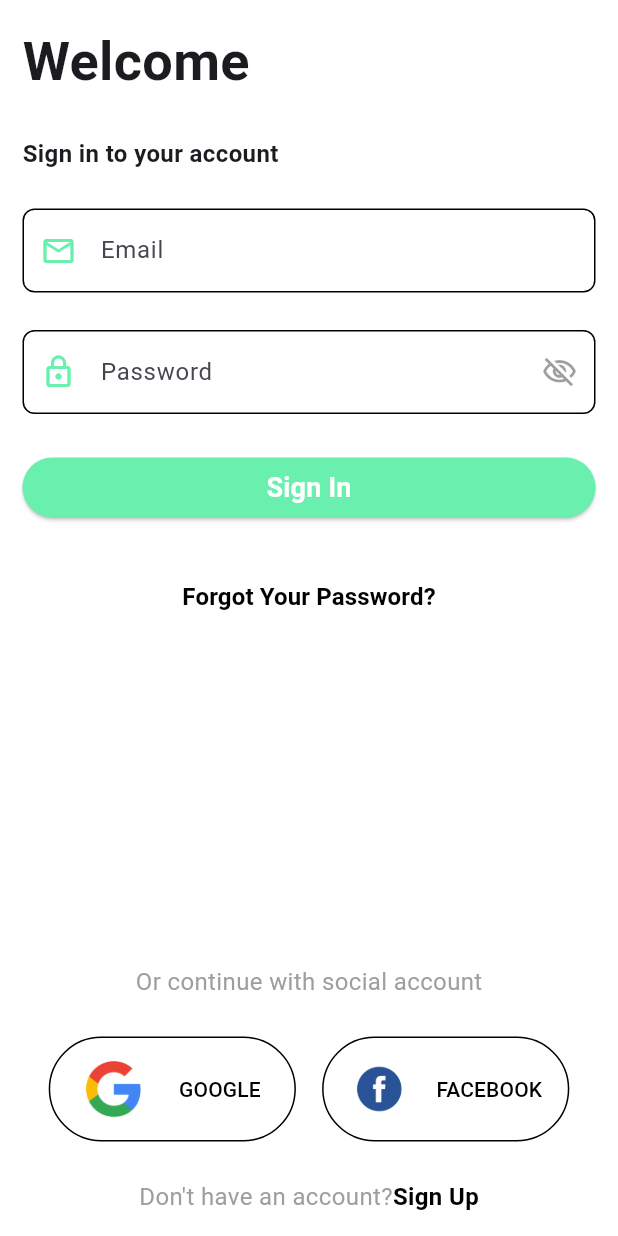
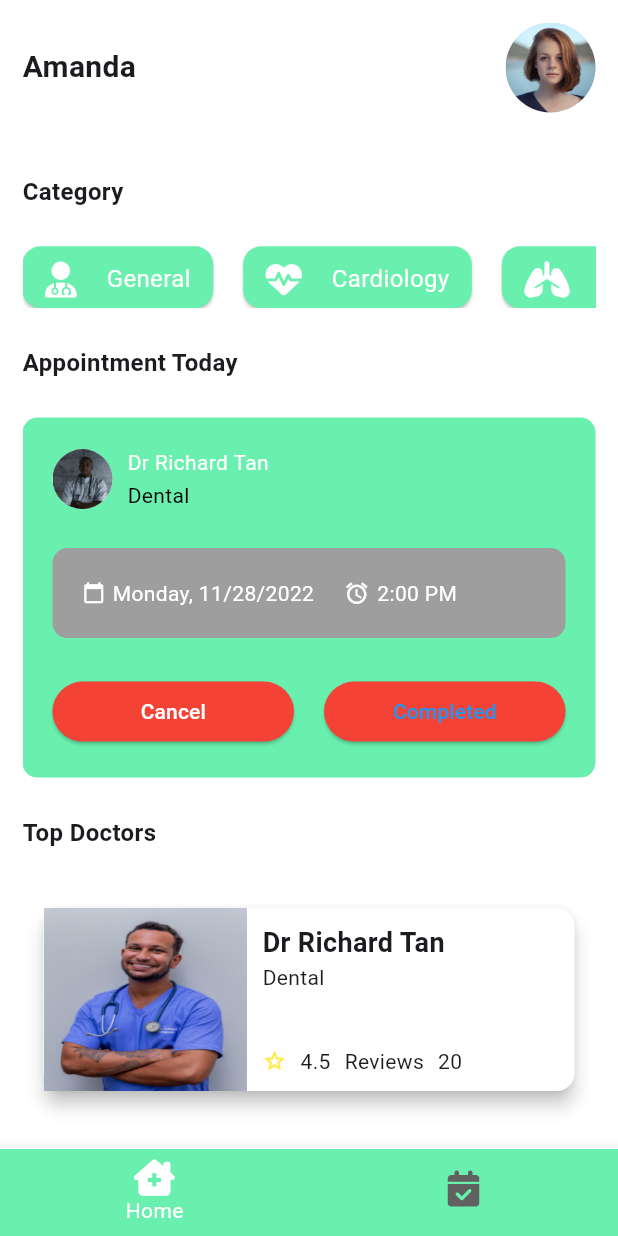
Before and after one commit to Jai-Keshav-Sharma/flutter_doctor_appointment_app, a Flutter app: the screen it shows after launch, after a tap on "Sign In", on a phone screen of 412 x 824 dp. Run offline on Flutter 3.47's test engine with Material 3 defaults, Android fonts, the phone set to English and light mode, and no system bars; our stand-ins replace font_awesome_flutter.

Commit message:
main-layout-and-home-page-DONE

```diff
--- /dev/null
+++ b/doctor_appointment_app/lib/components/appointment_card.dart
@@ -0,0 +1,143 @@
+import 'package:flutter/material.dart';
+
+import '../utils/config.dart';
+
+class AppointmentCard extends StatefulWidget {
+  const AppointmentCard({Key? key}) : super(key: key);
+
+  @override
+  State<AppointmentCard> createState() => _AppointmentCardState();
+}
+
+class _AppointmentCardState extends State<AppointmentCard> {
+  @override
+  Widget build(BuildContext context) {
+    return Container(
+      width: double.infinity,
+      decoration: BoxDecoration(
+        color: Config.primaryColor,
+        borderRadius: BorderRadius.circular(10),
+      ),
+      child: Material(
+        color: Colors.transparent,
+        child: Padding(
+          padding: const EdgeInsets.all(20),
+          child: Column(
+            children: <Widget>[
+              const Row(
+                children: [
+                  CircleAvatar(
+                    backgroundImage: AssetImage('assets/doctor_1.jpg'),
+                  ),
+                  SizedBox(
+                    width: 10,
+                  ),
+                  Column(
+                    mainAxisAlignment: MainAxisAlignment.center,
+                    crossAxisAlignment: CrossAxisAlignment.start,
+                    children: <Widget>[
+                      Text(
+                        'Dr Richard Tan',
+                        style: TextStyle(color: Colors.white),
+                      ),
+                      SizedBox(
+                        height: 2,
+                      ),
+                      Text(
+                        'Dental',
+                        style: TextStyle(color: Colors.black),
+                      )
+                    ],
+                  ),
+                ],
+              ),
+              Config.spaceSmall,
+              const ScheduleCard(),
+              Config.spaceSmall,
+              Row(
+                mainAxisAlignment: MainAxisAlignment.spaceBetween,
+                children: [
+                  Expanded(
+                    child: ElevatedButton(
+                        style: ElevatedButton.styleFrom(
+                          backgroundColor: Colors.red,
+                        ),
+                        child: const Text(
+                          'Cancel',
+                          style: TextStyle(color: Colors.white),
+                        ),
+                        onPressed: () {}),
+                  ),
+                  const SizedBox(
+                    width: 20,
+                  ),
+                  Expanded(
+                    child: ElevatedButton(
+                        style: ElevatedButton.styleFrom(
+                          backgroundColor: Colors.red,
+                        ),
+                        child: const Text(
+                          'Completed',
+                          style: TextStyle(color: Colors.blue),
+                        ),
+                        onPressed: () {}),
+                  ),
+                ],
+              )
+            ],
+          ),
+        ),
+      ),
+    );
+  }
+}
+
+class ScheduleCard extends StatelessWidget {
+  const ScheduleCard({Key? key}) : super(key: key);
+
+  @override
+  Widget build(BuildContext context) {
+    return Container(
+      decoration: BoxDecoration(
+        color: Colors.grey,
+        borderRadius: BorderRadius.circular(10),
+      ),
+      width: double.infinity,
+      padding: const EdgeInsets.all(20),
+      child: const Row(
+        crossAxisAlignment: CrossAxisAlignment.center,
+        children: <Widget>[
+          Icon(
+            Icons.calendar_today,
+            color: Colors.white,
+            size: 15,
+          ),
+          SizedBox(
+            width: 5,
+          ),
+          Text(
+            'Monday, 11/28/2022',
+            style: TextStyle(color: Colors.white),
+          ),
+          SizedBox(
+            width: 20,
+          ),
+          Icon(
+            Icons.access_alarm,
+            color: Colors.white,
+            size: 17,
+          ),
+          SizedBox(
+            width: 5,
+          ),
+          Flexible(
+            child: Text(
+              '2:00 PM',
+              style: TextStyle(color: Colors.white),
+            ),
+          )
+        ],
+      ),
+    );
+  }
+}
--- /dev/null
+++ b/doctor_appointment_app/lib/components/doctor_card.dart
@@ -0,0 +1,88 @@
+import 'package:flutter/material.dart';
+import 'package:hossapp/utils/config.dart';
+
+class DoctorCard extends StatefulWidget {
+  const DoctorCard({Key? key}) : super(key: key);
+
+  @override
+  State<DoctorCard> createState() => _DoctorCardState();
+}
+
+class _DoctorCardState extends State<DoctorCard> {
+  @override
+  Widget build(BuildContext context) {
+    Config().init(context);
+    return Container(
+      padding: const EdgeInsets.symmetric(horizontal: 10, vertical: 10),
+      height: 150,
+      child: GestureDetector(
+        child: Card(
+          elevation: 5,
+          color: Colors.white,
+          child: Row(
+            children: [
+              SizedBox(
+                width: Config.widthSize * 0.33,
+                child: Image.asset(
+                  'assets/doctor_2.jpg',
+                  fit: BoxFit.fill,
+                ),
+              ),
+              const Flexible(
+                child: Padding(
+                  padding: EdgeInsets.symmetric(horizontal: 10, vertical: 10),
+                  child: Column(
+                    crossAxisAlignment: CrossAxisAlignment.start,
+                    children: <Widget>[
+                      Text(
+                        'Dr Richard Tan',
+                        style: TextStyle(
+                          fontSize: 18,
+                          fontWeight: FontWeight.bold,
+                        ),
+                      ),
+                      Text(
+                        'Dental',
+                        style: TextStyle(
+                          fontSize: 14,
+                          fontWeight: FontWeight.normal,
+                        ),
+                      ),
+                      Spacer(),
+                      Row(
+                        mainAxisAlignment: MainAxisAlignment.start,
+                        children: <Widget>[
+                          Icon(
+                            Icons.star_border,
+                            color: Colors.yellow,
+                            size: 16,
+                          ),
+                          Spacer(
+                            flex: 1,
+                          ),
+                          Text('4.5'),
+                          Spacer(
+                            flex: 1,
+                          ),
+                          Text('Reviews'),
+                          Spacer(
+                            flex: 1,
+                          ),
+                          Text('20'),
+                          Spacer(
+                            flex: 7,
+                          ),
+                        ],
+                      )
+                    ],
+                  ),
+                ),
+              )
+            ],
+          ),
+        ),
+        onTap: () {},
+      ),
+    );
+  }
+}
--- a/doctor_appointment_app/lib/components/login_form.dart
+++ b/doctor_appointment_app/lib/components/login_form.dart
@@ -69,7 +69,9 @@
           Button(
             width: double.infinity,
             title: 'Sign In',
-            onPressed: () {},
+            onPressed: () {
+              Navigator.of(context).pushNamed('main');
+            },
             disable: false,
           )
         ],
--- a/doctor_appointment_app/lib/components/social_button.dart
+++ b/doctor_appointment_app/lib/components/social_button.dart
@@ -1,7 +1,5 @@
 import 'package:hossapp/utils/config.dart';
 import 'package:flutter/material.dart';
-
-// import '../utils/config.dart';
 
 class SocialButton extends StatelessWidget {
   const SocialButton({Key? key, required this.social}) : super(key: key);
@@ -24,8 +22,8 @@
           children: <Widget>[
             Image.asset(
               'assets/$social.png',
-              width: 40,
-              height: 40,
+              width: 40, // Adjusted size
+              height: 40, // Adjusted size
             ),
             Text(
               social.toUpperCase(),
--- a/doctor_appointment_app/lib/main_layout.dart
+++ b/doctor_appointment_app/lib/main_layout.dart
@@ -1,4 +1,7 @@
 import 'package:flutter/material.dart';
+import 'package:font_awesome_flutter/font_awesome_flutter.dart';
+import 'package:hossapp/screens/appointment_page.dart';
+import 'package:hossapp/screens/home_page.dart';
 
 class MainLayout extends StatefulWidget {
   const MainLayout({super.key});
@@ -8,8 +11,46 @@
 }
 
 class _MainLayoutState extends State<MainLayout> {
+  int currentPage = 0;
+  final PageController _page = PageController();
   @override
   Widget build(BuildContext context) {
-    return const Scaffold();
+    return Scaffold(
+      body: PageView(
+        controller: _page,
+        onPageChanged: ((value) {
+          setState(() {
+            currentPage = value;
+          });
+        }),
+        children: const <Widget>[
+          HomePage(),
+          AppointmentPage(),
+        ],
+      ),
+      bottomNavigationBar: BottomNavigationBar(
+        currentIndex: currentPage,
+        onTap: (page) {
+          setState(() {
+            currentPage = page;
+            _page.animateToPage(
+              page,
+              duration: const Duration(milliseconds: 500),
+              curve: Curves.easeInOut,
+             );
+          });
+        },
+        items: const <BottomNavigationBarItem>[
+          BottomNavigationBarItem(
+            icon: FaIcon(FontAwesomeIcons.houseChimneyMedical),
+            label: 'Home',
+          ),
+          BottomNavigationBarItem(
+            icon: FaIcon(FontAwesomeIcons.solidCalendarCheck),
+            label: 'Appointments',
+          )
+        ],
+      ),
+    );
   }
 }
--- /dev/null
+++ b/doctor_appointment_app/lib/screens/appointment_page.dart
@@ -0,0 +1,17 @@
+import 'package:flutter/material.dart';
+
+class AppointmentPage extends StatefulWidget {
+  const AppointmentPage({Key? key}) : super(key: key);
+
+  @override
+  State<AppointmentPage> createState() => _AppointmentPageState();
+}
+
+class _AppointmentPageState extends State<AppointmentPage> {
+  @override
+  Widget build(BuildContext context) {
+    return const Center(
+      child: Text('Appointment Page'),
+    );
+  }
+}
--- /dev/null
+++ b/doctor_appointment_app/lib/screens/home_page.dart
@@ -0,0 +1,147 @@
+import 'package:flutter/material.dart';
+import 'package:font_awesome_flutter/font_awesome_flutter.dart';
+import 'package:hossapp/components/appointment_card.dart';
+import 'package:hossapp/components/doctor_card.dart';
+import 'package:hossapp/utils/config.dart';
+
+class HomePage extends StatefulWidget {
+  const HomePage({Key? key}) : super(key: key);
+
+  @override
+  State<HomePage> createState() => _HomePageState();
+}
+
+class _HomePageState extends State<HomePage> {
+  List<Map<String, dynamic>> medCat = [
+    {
+      "icon": FontAwesomeIcons.userDoctor,
+      "category": "General",
+    },
+    {
+      "icon": FontAwesomeIcons.heartPulse,
+      "category": "Cardiology",
+    },
+    {
+      "icon": FontAwesomeIcons.lungs,
+      "category": "Respirations",
+    },
+    {
+      "icon": FontAwesomeIcons.hand,
+      "category": "Dermatology",
+    },
+    {
+      "icon": FontAwesomeIcons.personPregnant,
+      "category": "Gynecology",
+    },
+    {
+      "icon": FontAwesomeIcons.teeth,
+      "category": "Dental",
+    },
+  ];
+  @override
+  Widget build(BuildContext context) {
+    Config().init(context);
+    return Scaffold(
+      body: Padding(
+        padding: const EdgeInsets.symmetric(
+          horizontal: 15,
+          vertical: 15,
+        ),
+        child: SafeArea(
+          child: SingleChildScrollView(
+            child: Column(
+              mainAxisAlignment: MainAxisAlignment.start,
+              crossAxisAlignment: CrossAxisAlignment.start,
+              children: <Widget>[
+                const Row(
+                  mainAxisAlignment: MainAxisAlignment.spaceBetween,
+                  children: <Widget>[
+                    Text(
+                      'Amanda',
+                      style:
+                          TextStyle(fontSize: 20, fontWeight: FontWeight.bold),
+                    ),
+                    SizedBox(
+                      child: CircleAvatar(
+                        radius: 30,
+                        backgroundImage: AssetImage('assets/profile1.jpg'),
+                      ),
+                    )
+                  ],
+                ),
+                Config.spaceMedium,
+                const Text(
+                  'Category',
+                  style: TextStyle(
+                    fontSize: 16,
+                    fontWeight: FontWeight.bold,
+                  ),
+                ),
+                Config.spaceSmall,
+                SizedBox(
+                  height: Config.heightSize * 0.05,
+                  child: ListView(
+                    scrollDirection: Axis.horizontal,
+                    children: List<Widget>.generate(medCat.length, (index) {
+                      return Card(
+                        margin: const EdgeInsets.only(right: 20),
+                        color: Config.primaryColor,
+                        child: Padding(
+                          padding: const EdgeInsets.symmetric(
+                              horizontal: 15, vertical: 10),
+                          child: Row(
+                            mainAxisAlignment: MainAxisAlignment.spaceAround,
+                            children: <Widget>[
+                              FaIcon(
+                                medCat[index]['icon'],
+                                color: Colors.white,
+                              ),
+                              const SizedBox(
+                                width: 20,
+                              ),
+                              Text(
+                                medCat[index]['category'],
+                                style: const TextStyle(
+                                  fontSize: 16,
+                                  color: Colors.white,
+                                ),
+                              )
+                            ],
+                          ),
+                        ),
+                      );
+                    }),
+                  ),
+                ),
+                Config.spaceSmall,
+                const Text(
+                  'Appointment Today',
+                  style: TextStyle(
+                    fontSize: 16,
+                    fontWeight: FontWeight.bold,
+                  ),
+                ),
+                Config.spaceSmall,
+                const AppointmentCard(),
+                Config.spaceSmall,
+                const Text(
+                  'Top Doctors',
+                  style: TextStyle(
+                    fontSize: 16,
+                    fontWeight: FontWeight.bold,
+                  ),
+                ),
+                Config.spaceSmall,
+                Column(
+                  children: List.generate(10, (index) {
+                    return const DoctorCard();
+                  }),
+                )
+              ],
+            ),
+          ),
+        ),
+      ),
+    );
+  }
+}
```
